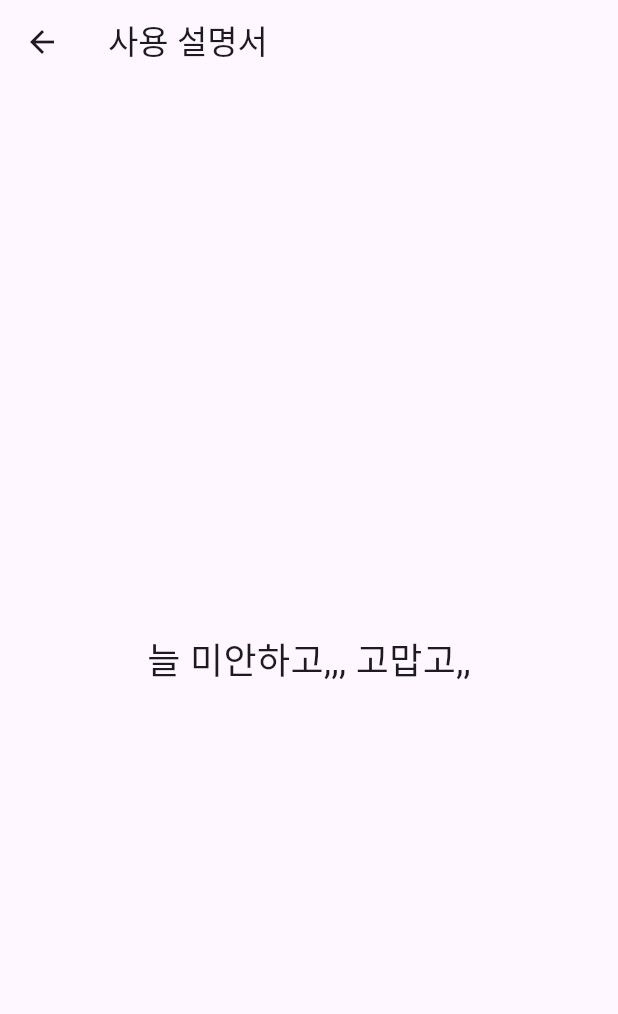
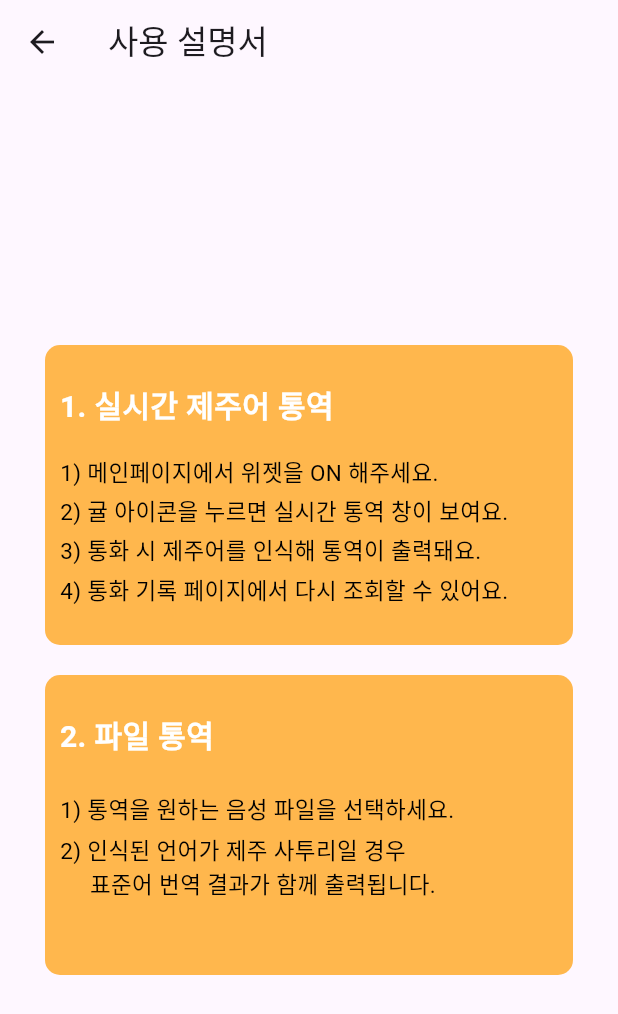
Before and after one commit to jaesung08/JeJalJeJal, a Flutter app: the GuideScreen screen opened directly, on a phone screen of 412 x 824 dp. Shown: the top 1014 px of the screen. Run offline on Flutter 3.47's test engine with Material 3 defaults, Android fonts, the phone set to English and light mode, and no system bars; our stand-ins replace contacts_service, device_info_plus, dio, drift, file_picker, permission_handler and 3 more; missing offline and left inert: flutter_overlay_window, phone_state; accounts and stored records are empty; statements that could not run were skipped.

Commit message:
feat-fe: 임시 사용 설명서 페이지 추가

```diff
--- a/frontend/lib/screens/guide_screen.dart
+++ b/frontend/lib/screens/guide_screen.dart
@@ -10,9 +10,135 @@ class GuideScreen extends StatelessWidget {
         title: Text('사용 설명서'),
       ),
       body: Center(
-        child: Text(
-          '늘 미안하고,,, 고맙고,,',
-          style: TextStyle(fontSize: 24),
+        child: Padding(
+          padding: const EdgeInsets.symmetric(horizontal: 30, vertical: 25),
+          child: Column(
+            mainAxisAlignment: MainAxisAlignment.center,
+            children: [
+              Container(
+                height: 200,
+                decoration: BoxDecoration(
+                  color: Colors.orange.shade300,
+                  borderRadius: BorderRadius.circular(10),
+                ),
+                child: Padding(
+                  padding: const EdgeInsets.symmetric(horizontal: 10),
+                  child: Row(
+                    children: [
+                      Expanded(
+                        child: Padding(
+                          padding: const EdgeInsets.symmetric(vertical: 25),
+                          child: Column(
+                            crossAxisAlignment: CrossAxisAlignment.start,
+                            children: const [
+                              Text(
+                                '1. 실시간 제주어 통역',
+                                style: TextStyle(
+                                  fontSize: 20,
+                                  fontWeight: FontWeight.bold,
+                                  color: Colors.white,
+                                ),
+                                textAlign: TextAlign.center,
+                              ),
+                              Spacer(
+                                flex: 6,
+                              ),
+                              Text(
+                                '1) 메인페이지에서 위젯을 ON 해주세요.',
+                                style: TextStyle(
+                                  fontSize: 15,
+                                  color: Colors.black,
+                                ),
+                              ),
+                              Spacer(),
+                              Text(
+                                '2) 귤 아이콘을 누르면 실시간 통역 창이 보여요.',
+                                style: TextStyle(
+                                  fontSize: 15,
+                                  color: Colors.black,
+                                ),
+                              ),
+                              Spacer(),
+                              Text(
+                                '3) 통화 시 제주어를 인식해 통역이 출력돼요.',
+                                style: TextStyle(
+                                  fontSize: 15,
+                                  color: Colors.black,
+                                ),
+                              ),
+                              Spacer(),
+                              Text(
+                                '4) 통화 기록 페이지에서 다시 조회할 수 있어요.',
+                                style: TextStyle(
+                                  fontSize: 15,
+                                  color: Colors.black,
+                                ),
+                              ),
+                            ],
+                          ),
+                        ),
+                      ),
+                    ],
+                  ),
+                ),
+              ),
+              SizedBox(height: 20), // 버튼 사이 간격 조절
+              Container(
+                height: 200,
+                decoration: BoxDecoration(
+                  color: Colors.orange.shade300,
+                  borderRadius: BorderRadius.circular(10),
+                ),
+                child: Padding(
+                  padding: const EdgeInsets.symmetric(horizontal: 10),
+                  child: Row(
+                    children: [
+                      Expanded(
+                        child: Padding(
+                          padding: const EdgeInsets.symmetric(vertical: 25),
+                          child: Column(
+                            crossAxisAlignment: CrossAxisAlignment.start,
+                            children: const [
+                              Text(
+                                '2. 파일 통역',
+                                style: TextStyle(
+                                  fontSize: 20,
+                                  fontWeight: FontWeight.bold,
+                                  color: Colors.white,
+                                ),
+                                textAlign: TextAlign.center,
+                              ),
+                              Spacer(
+                                flex: 6,
+                              ),
+                              Text(
+                                '1) 통역을 원하는 음성 파일을 선택하세요.',
+                                style: TextStyle(
+                                  fontSize: 15,
+                                  color: Colors.black,
+                                ),
+                              ),
+                              Spacer(),
+                              Text(
+                                '2) 인식된 언어가 제주 사투리일 경우 \n     표준어 번역 결과가 함께 출력됩니다.',
+                                style: TextStyle(
+                                  fontSize: 15,
+                                  color: Colors.black,
+                                ),
+                              ),
+                              Spacer(
+                                flex: 6,
+                              ),
+                            ],
+                          ),
+                        ),
+                      ),
+                    ],
+                  ),
+                ),
+              ),
+            ],
+          ),
         ),
       ),
     );
```
